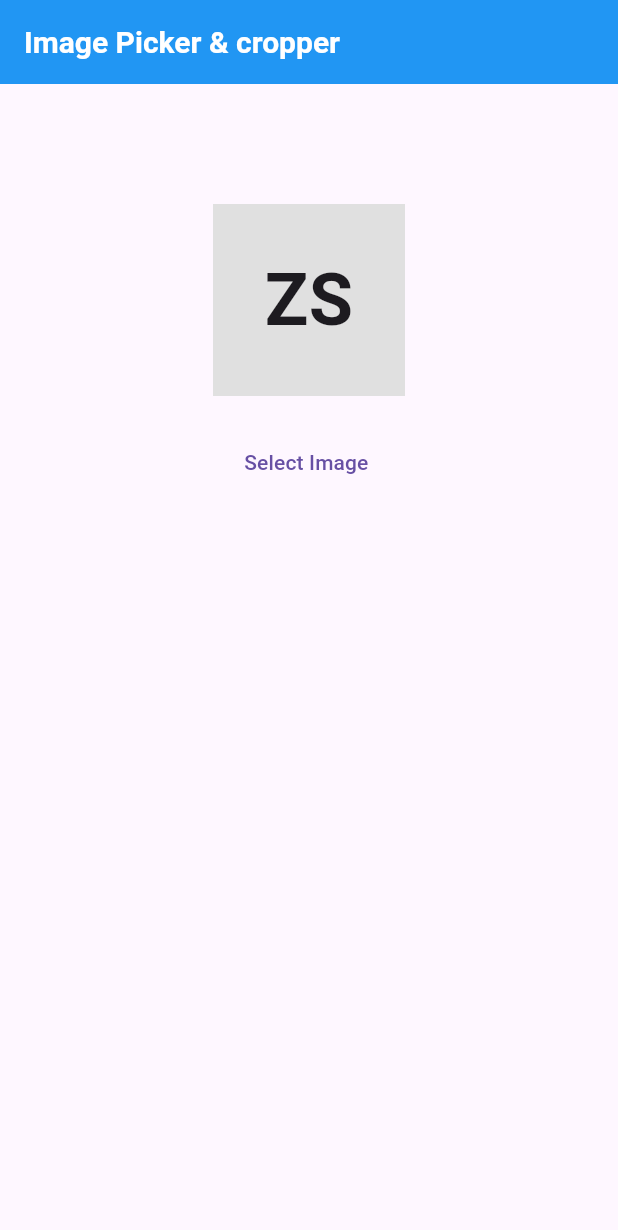
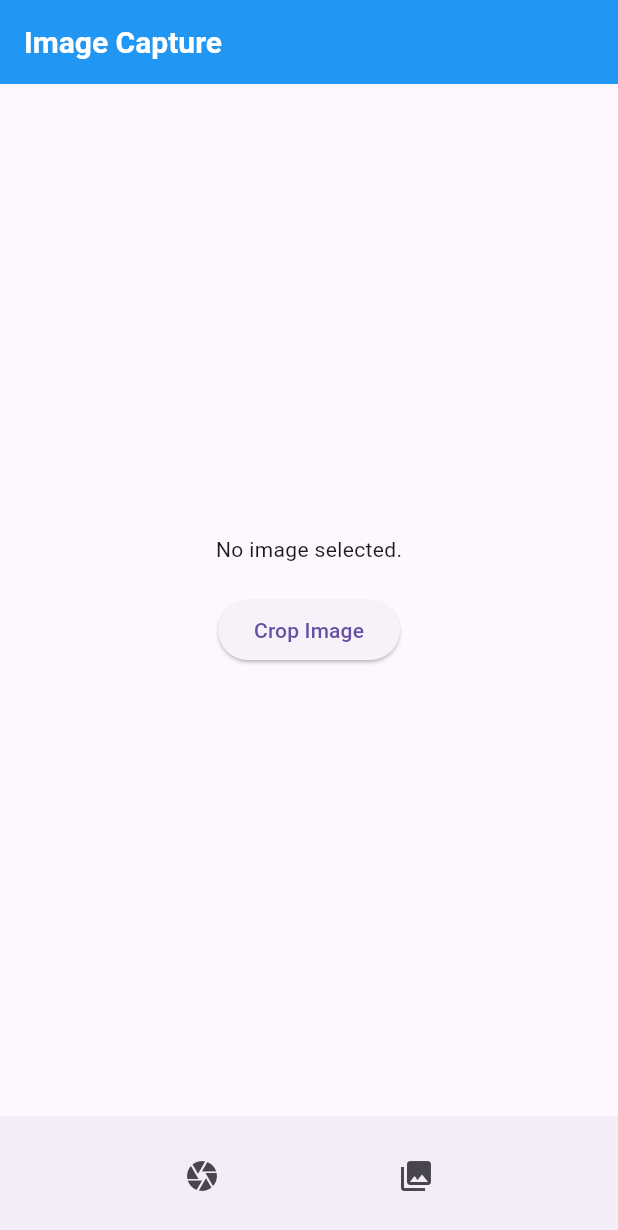
Before and after one commit to Sahil-Lakhani/Image-Picker, a Flutter app: the screen it shows after launch, on a phone screen of 412 x 824 dp. Shown: the top 1230 px of the screen. Run offline on Flutter 3.47's test engine with Material 3 defaults, Android fonts, the phone set to English and light mode, and no system bars; our stand-ins replace image_cropper, image_picker.

Commit message:
cleaned code

```diff
--- /dev/null
+++ b/lib/imagecapture.dart
@@ -0,0 +1,84 @@
+import 'dart:io';
+
+import 'package:flutter/material.dart';
+import 'package:image_cropper/image_cropper.dart';
+import 'package:image_picker/image_picker.dart';
+
+class ImageCapture extends StatefulWidget {
+  const ImageCapture({super.key});
+
+  @override
+  createState() => _ImageCaptureState();
+}
+
+class _ImageCaptureState extends State<ImageCapture> {
+  XFile? _imageFile;
+
+  Future<void> _pickImage(ImageSource source) async {
+    final ImagePicker picker = ImagePicker();
+    final pickedFile = await picker.pickImage(source: source);
+    if (pickedFile != null) {
+      setState(() {
+        _imageFile = pickedFile;
+      });
+    }
+
+    void _clear() {
+      setState(() {
+        _imageFile = null;
+      });
+    }
+  }
+
+  Future<void> _cropImage() async {
+    final ImageCropper cropper = ImageCropper();
+    final croppedFile = await cropper.cropImage(
+      sourcePath: _imageFile!.path,
+    );
+    setState(() {
+      _imageFile = XFile(croppedFile!.path);
+    });
+  }
+
+  @override
+  Widget build(BuildContext context) {
+    return Scaffold(
+      appBar: AppBar(
+        title: const Text('Image Capture'),
+      ),
+      body: Center(
+        child: Column(
+          mainAxisAlignment: MainAxisAlignment.center,
+          children: <Widget>[
+            _imageFile == null
+                ? const Text('No image selected.')
+                : Image.file(
+                    File(_imageFile!.path),
+                    height: 400,
+                  ),
+            const SizedBox(height: 20),
+            ElevatedButton(
+              onPressed: () => _cropImage(),
+              child: const Text('Crop Image'),
+            ),
+          ],
+        ),
+      ),
+      bottomNavigationBar: BottomAppBar(
+        child: Row(
+          mainAxisAlignment: MainAxisAlignment.spaceEvenly,
+          children: <Widget>[
+            IconButton(
+              onPressed: () => _pickImage(ImageSource.camera),
+              icon: const Icon(Icons.camera),
+            ),
+            IconButton(
+              onPressed: () => _pickImage(ImageSource.gallery),
+              icon: const Icon(Icons.photo_library),
+            ),
+          ],
+        ),
+      ),
+    );
+  }
+}
--- a/lib/main.dart
+++ b/lib/main.dart
@@ -1,8 +1,10 @@
 import 'dart:io';
 
-import 'package:custom_image_app/image_helper.dart';
+import 'package:custom_image_app/imagecapture.dart';
+import 'package:custom_image_app/profileScreen.dart';
 import 'package:flutter/material.dart';
 import 'package:image_cropper/image_cropper.dart';
+import 'package:image_picker/image_picker.dart';
 
 void main() {
   runApp(const MyApp());
@@ -27,90 +29,7 @@ class MyApp extends StatelessWidget {
         ),
       ),
       debugShowCheckedModeBanner: false,
-      home: const ProfileScreen(),
+      home: const ImageCapture(),
     );
   }
 }
-
-class ProfileScreen extends StatelessWidget {
-  const ProfileScreen({super.key});
-
-  @override
-  Widget build(BuildContext context) {
-    return Scaffold(
-      appBar: AppBar(
-        title: const Text('Image Picker & cropper'),
-      ),
-      body: ListView(
-        padding: const EdgeInsets.symmetric(
-          vertical: 80,
-          horizontal: 20,
-        ),
-        children: const [ProfileImage(initials: 'ZS')],
-      ),
-    );
-  }
-}
-
-final imageHelper = ImageHelper();
-
-class ProfileImage extends StatefulWidget {
-  const ProfileImage({super.key, required this.initials});
-  final String initials;
-
-  @override
-  State<ProfileImage> createState() => _ProfileImageState();
-}
-
-class _ProfileImageState extends State<ProfileImage> {
-  File? _image;
-
-  @override
-  Widget build(BuildContext context) {
-    return Column(children: [
-      Center(
-        child: _image != null
-            ? Image.file(
-                _image!,
-                width: 228,
-                height: 228,
-                fit: BoxFit.cover,
-              )
-            : Container(
-                width: 128,
-                height: 128,
-                color: Colors.grey[300],
-                child: Center(
-                  child: Text(
-                    widget.initials,
-                    style: const TextStyle(
-                      fontSize: 48,
-                      fontWeight: FontWeight.bold,
-                    ),
-                  ),
-                ),
-              ),
-      ),
-      const SizedBox(height: 20),
-      TextButton(
-          onPressed: () async {
-            final files = await imageHelper.pickImage();
-            if (files.isNotEmpty) {
-              final file = files.first;
-              if (file != null) {
-                final croppedFile = await imageHelper.cropImage(
-                  file: file,
-                  cropStyle: CropStyle.rectangle,
-                );
-                if (croppedFile != null) {
-                  setState(() {
-                    _image = File(croppedFile.path);
-                  });
-                }
-              }
-            }
-          },
-          child: const Text('Select Image '))
-    ]);
-  }
-}
```
Also changed, not shown: lib/profileScreen.dart (added, +139 -0 lines).
